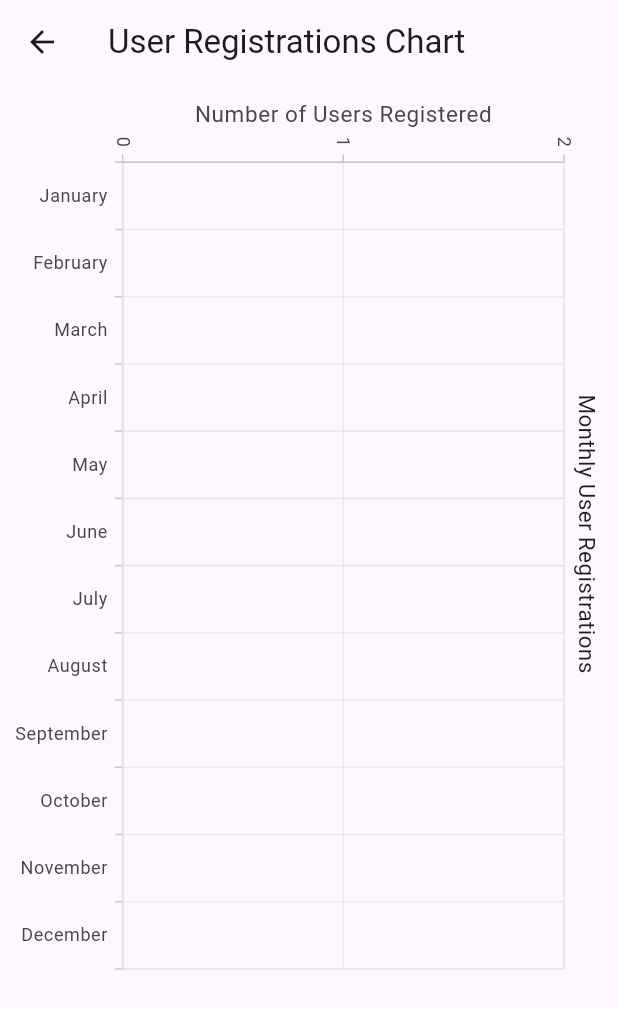
After one commit to realakashdeep/Digital-Health-Care-Application, a Flutter app: the WardMenuPage screen opened directly, after a tap on "Monthly User Registration Bar Graph", on a phone screen of 412 x 824 dp. The commit adds this screen. Shown: the top 1009 px of the screen. Run offline on Flutter 3.47's test engine with Material 3 defaults, Android fonts, the phone set to English and light mode, and no system bars; our stand-ins replace cloud_firestore, firebase_auth, firebase_core, firebase_storage, flutter_svg, image_picker and 1 more; accounts and stored records are empty; network calls fail.

Commit message:
ward reports

```diff
--- /dev/null
+++ b/lib/models/user.dart
@@ -0,0 +1,42 @@
+import 'package:cloud_firestore/cloud_firestore.dart';
+
+class MyUser{
+  String name;
+  String dateRegistered;
+  String ward;
+
+  MyUser({
+    required this.name,
+    required this.dateRegistered,
+    required this.ward
+  });
+
+  static MyUser empty() => MyUser(
+    name: "",
+    ward: "",
+    dateRegistered: ""
+  );
+
+  Map<String, dynamic> toJson() {
+    return {
+      'name' : name,
+      'ward' : ward,
+      'dateRegistered' : dateRegistered
+    };
+  }
+
+  factory MyUser.fromSnapshot(DocumentSnapshot<Map<String, dynamic>> document) {
+    if (document.data() != null) {
+      final data = document.data()!;
+      return MyUser(
+        name: data['name'] ?? '',
+        ward: data['ward'] ?? '',
+        dateRegistered: data['dateRegistered'] ?? ''
+      );
+    } else {
+      return MyUser.empty();
+    }
+  }
+
+
+}
--- /dev/null
+++ b/lib/screens/ward/bar_graph.dart
@@ -0,0 +1,152 @@
+
+import 'package:cloud_firestore/cloud_firestore.dart';
+import 'package:flutter/cupertino.dart';
+import 'package:flutter/material.dart';
+import 'package:syncfusion_flutter_charts/charts.dart';
+import '../../models/user.dart';
+
+class ChartApp extends StatefulWidget {
+  final String wardNumber;
+
+  const ChartApp({Key? key, required this.wardNumber}) : super(key: key);
+
+  @override
+  ChartAppState createState() => ChartAppState();
+}
+
+class ChartAppState extends State<ChartApp> {
+  late List<_ChartData> data;
+  late TooltipBehavior _tooltip;
+  late Future<void> _fetchUsersFuture;
+
+  @override
+  void initState() {
+    super.initState();
+    data = [];
+    _tooltip = TooltipBehavior(enable: true);
+    _fetchUsersFuture = getMyUsersFromFirebase();
+  }
+
+  Future<void> getMyUsersFromFirebase() async {
+    try {
+      QuerySnapshot<Map<String, dynamic>> querySnapshot = await FirebaseFirestore.instance
+          .collection('Users')
+          .where('ward', isEqualTo: widget.wardNumber)
+          .get();
+
+      List<MyUser> users = querySnapshot.docs.map((doc) => MyUser.fromSnapshot(doc)).toList();
+      _processMyUserData(users);
+    } catch (e) {
+      print('Error fetching users: $e');
+    }
+  }
+
+  void _processMyUserData(List<MyUser> users) {
+    final Map<int, int> userCounts = Map<int, int>.fromIterable(
+      List.generate(12, (index) => index + 1),
+      key: (item) => item,
+      value: (item) => 0,
+    );
+
+    for (var user in users) {
+      final registrationDate = _parseDate(user.dateRegistered);
+      if (registrationDate != null) {
+        final month = registrationDate.month;
+        userCounts[month] = userCounts[month]! + 1;
+      }
+    }
+
+    userCounts.forEach((month, count) {
+      data.add(_ChartData(_getMonthName(month), count.toDouble()));
+    });
+  }
+
+  String _getMonthName(int month) {
+    const months = [
+      'January', 'February', 'March', 'April', 'May', 'June',
+      'July', 'August', 'September', 'October', 'November', 'December'
+    ];
+    return months[month - 1];
+  }
+
+  DateTime? _parseDate(String dateString) {
+    if (dateString.isEmpty) {
+      return null;
+    }
+    final parts = dateString.split('/');
+    if (parts.length != 3) {
+      throw FormatException('Invalid date format: $dateString');
+    }
+    final day = int.tryParse(parts[0]);
+    final month = int.tryParse(parts[1]);
+    final year = int.tryParse(parts[2]);
+    if (day == null || month == null || year == null) {
+      throw FormatException('Invalid date format: $dateString');
+    }
+    return DateTime(year, month, day);
+  }
+
+  @override
+  Widget build(BuildContext context) {
+    return Scaffold(
+      appBar: AppBar(
+        title: const Text('User Registrations Chart'),
+      ),
+      body: FutureBuilder<void>(
+        future: _fetchUsersFuture,
+        builder: (context, snapshot) {
+          if (snapshot.connectionState == ConnectionState.waiting) {
+            return Center(child: CircularProgressIndicator());
+          } else if (snapshot.hasError) {
+            return Center(child: Text('Error fetching users: ${snapshot.error}'));
+          } else {
+            return SingleChildScrollView(
+              scrollDirection: Axis.vertical, // Set height for vertical scrolling
+              child: RotatedBox(
+                quarterTurns: 1, // Rotate the chart horizontally
+                child: SingleChildScrollView(
+                  scrollDirection: Axis.horizontal,
+                  child: SizedBox(
+                    width: 600, // Set width for horizontal scrolling
+                    child: SfCartesianChart(
+                      title: ChartTitle(
+                          text: "Monthly User Registrations"
+                      ),
+                      primaryXAxis: CategoryAxis(
+                        labelRotation: -90, // Rotate x-axis labels
+                        interval: 1, // Display all months
+                      ),
+                      primaryYAxis: NumericAxis(
+                        minimum: 0,
+                        interval: 1,
+                        title: AxisTitle(text: 'Number of Users Registered'),
+                      ),
+                      tooltipBehavior: _tooltip,
+                      series: <CartesianSeries>[
+                        ColumnSeries<_ChartData, String>(
+                          dataSource: data,
+                          xValueMapper: (_ChartData data, _) => data.x,
+                          yValueMapper: (_ChartData data, _) => data.y,
+                          name: 'User Registrations',
+                          color: Color.fromRGBO(8, 142, 255, 1),
+                          width: 0.5, // Decrease the width of bars
+                        ),
+                      ],
+                    ),
+                  ),
+                ),
+              ),
+            );
+          }
+        },
+      ),
+    );
+  }
+}
+
+class _ChartData {
+  _ChartData(this.x, this.y);
+
+  final String x;
+  final double y;
+}
--- a/lib/screens/ward/ward_menu.dart
+++ b/lib/screens/ward/ward_menu.dart
@@ -1,14 +1,11 @@
 import 'dart:convert';
-
-import 'package:cloud_firestore/cloud_firestore.dart';
 import 'package:crypto/crypto.dart';
-import 'package:final_year_project/screens/ward/care_givers/patientInfoForm.dart';
+import 'package:final_year_project/screens/ward/bar_graph.dart';
 import 'package:final_year_project/screens/ward/profile/ward_profile.dart';
 import 'package:final_year_project/screens/welcome.dart';
 import 'package:flutter/material.dart';
 import 'package:flutter_svg/flutter_svg.dart';
 import 'package:provider/provider.dart';
-import '../../models/caregivers_model.dart';
 import '../../models/doctors_model.dart';
 import '../../models/ward_model.dart';
 import '../../provider/ward/ward_auth_provider.dart';
@@ -18,6 +15,7 @@ import '../../services/doctor_services.dart';
 import '../../services/ward_user_services.dart';
 import 'CurrentCampsPage.dart';
 import 'RegisterUserPage.dart';
+import 'user_list.dart';
 
 
 class WardMenuPage extends StatefulWidget {
@@ -26,6 +24,7 @@ class WardMenuPage extends StatefulWidget {
 }
 
 class _WardMenuPageState extends State<WardMenuPage> {
+
   Widget build(BuildContext context) {
     final wardAuthProvider = Provider.of<WardAuthProvider>(context);
     return Scaffold(
@@ -75,9 +74,15 @@ class _WardMenuPageState extends State<WardMenuPage> {
                         ),
                         buildMenuButtonWithIcon(
                           context,
-                          'Generate Reports',
+                          'User Registration Report',
                           Icons.list_alt,
-                          null,
+                          FirebasePage(),
+                        ),
+                        buildMenuButtonWithIcon(
+                          context,
+                          'Monthly User Registration Bar Graph',
+                          Icons.list_alt,
+                          ChartApp(wardNumber: "1"),
                         ),
                         buildMenuButtonWithIcon(
                           context,
@@ -106,8 +111,7 @@ class _WardMenuPageState extends State<WardMenuPage> {
             backgroundColor: Colors.redAccent,
             shape: RoundedRectangleBorder(
               borderRadius: BorderRadius.circular(10.0),
-            ),
-            minimumSize: Size(300, 40),
+            )
           ),
           icon: Padding(
             padding: const EdgeInsets.only(left: 8.0),
```
Also changed, not shown: lib/screens/ward/user_list.dart (added, +78 -0 lines).
